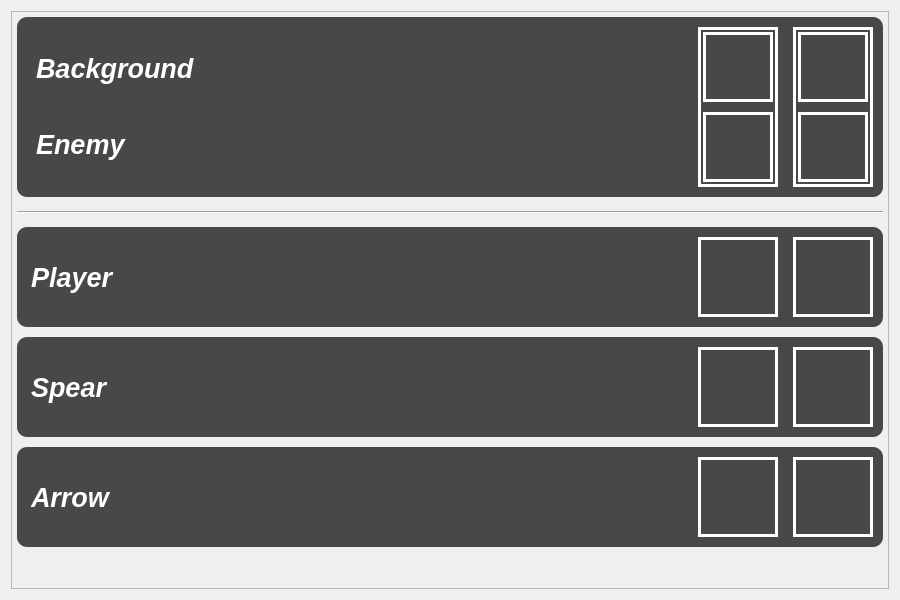
The window that skinselect.ui (MrSupremacy/cxsjsx_very_QuTe) describes before a commit, drawn with Qt 5.
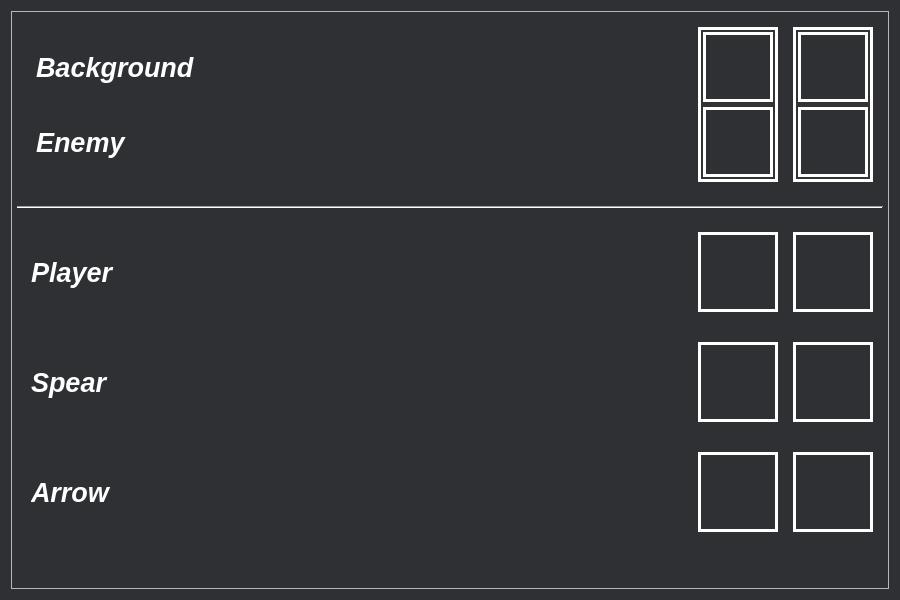
The same window after the commit. Icons and pictures are not drawn.

The edit to the form file:
```diff
--- a/skinselect.ui
+++ b/skinselect.ui
@@ -13,9 +13,20 @@
   <property name="windowTitle">
    <string>Skin Select</string>
   </property>
+  <property name="styleSheet">
+   <string notr="true">QWidget{
+background-color: rgb(46, 48, 52);
+}
+QFrame{
+background-color: none;
+}</string>
+  </property>
   <layout class="QVBoxLayout" name="verticalLayout_5">
    <item>
     <widget class="QScrollArea" name="scrollArea">
+     <property name="styleSheet">
+      <string notr="true"/>
+     </property>
      <property name="widgetResizable">
       <bool>true</bool>
      </property>
@@ -49,9 +60,16 @@
          <property name="styleSheet">
           <string notr="true">QWidget{
 border-radius: 10px;
-background-color: rgb(72, 72, 72);
 color: rgb(255, 255, 255);
-}</string>
+}
+QFrame{
+border-image: none;
+background-color: #333;
+}
+QLabel{
+background-color: transparent;
+}
+</string>
          </property>
          <layout class="QHBoxLayout" name="horizontalLayout_2">
           <property name="spacing">
@@ -71,6 +89,10 @@
           </property>
           <item>
            <widget class="QWidget" name="style_l" native="true">
+            <property name="styleSheet">
+             <string notr="true">border-image: none;
+background-color: none;</string>
+            </property>
             <layout class="QVBoxLayout" name="verticalLayout" stretch="0,0">
              <property name="spacing">
               <number>5</number>
@@ -160,7 +182,7 @@
             </property>
             <layout class="QVBoxLayout" name="verticalLayout_3">
              <property name="spacing">
-              <number>10</number>
+              <number>5</number>
              </property>
              <property name="leftMargin">
               <number>2</number>
@@ -231,7 +253,7 @@
             </property>
             <layout class="QVBoxLayout" name="verticalLayout_2">
              <property name="spacing">
-              <number>10</number>
+              <number>5</number>
              </property>
              <property name="leftMargin">
               <number>2</number>
@@ -333,8 +355,10 @@
          <property name="styleSheet">
           <string notr="true">QWidget{
 border-radius: 10px;
-background-color: rgb(72, 72, 72);
 color: rgb(255, 255, 255);
+}
+QFrame{
+border-image: none;
 }</string>
          </property>
          <layout class="QHBoxLayout" name="horizontalLayout_3">
@@ -374,6 +398,9 @@
               <bold>true</bold>
              </font>
             </property>
+            <property name="styleSheet">
+             <string notr="true">border-image: none;</string>
+            </property>
             <property name="text">
              <string>Player</string>
             </property>
@@ -540,8 +567,10 @@
          <property name="styleSheet">
           <string notr="true">QWidget{
 border-radius: 10px;
-background-color: rgb(72, 72, 72);
 color: rgb(255, 255, 255);
+}
+QFrame{
+border-image: none;
 }</string>
          </property>
          <layout class="QHBoxLayout" name="horizontalLayout_4">
@@ -747,8 +776,10 @@
          <property name="styleSheet">
           <string notr="true">QWidget{
 border-radius: 10px;
-background-color: rgb(72, 72, 72);
 color: rgb(255, 255, 255);
+}
+QFrame{
+border-image: none;
 }</string>
          </property>
          <layout class="QHBoxLayout" name="horizontalLayout_5">
```
Left out of the diff: 4 changed lines with no effect on the pictures.
